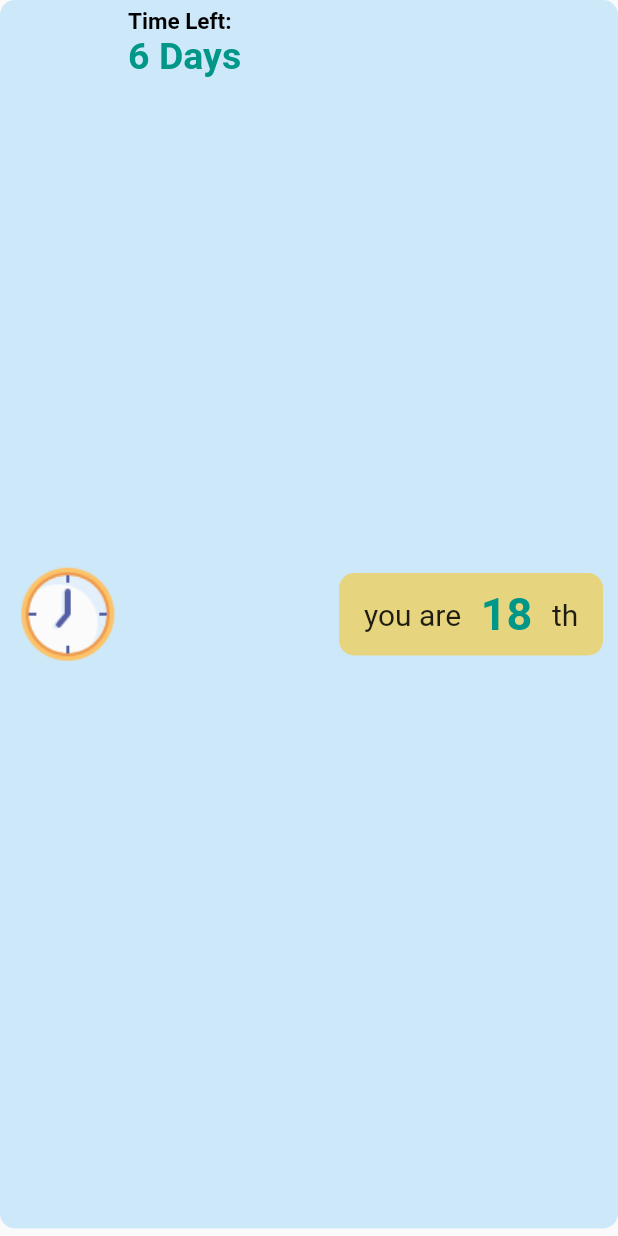
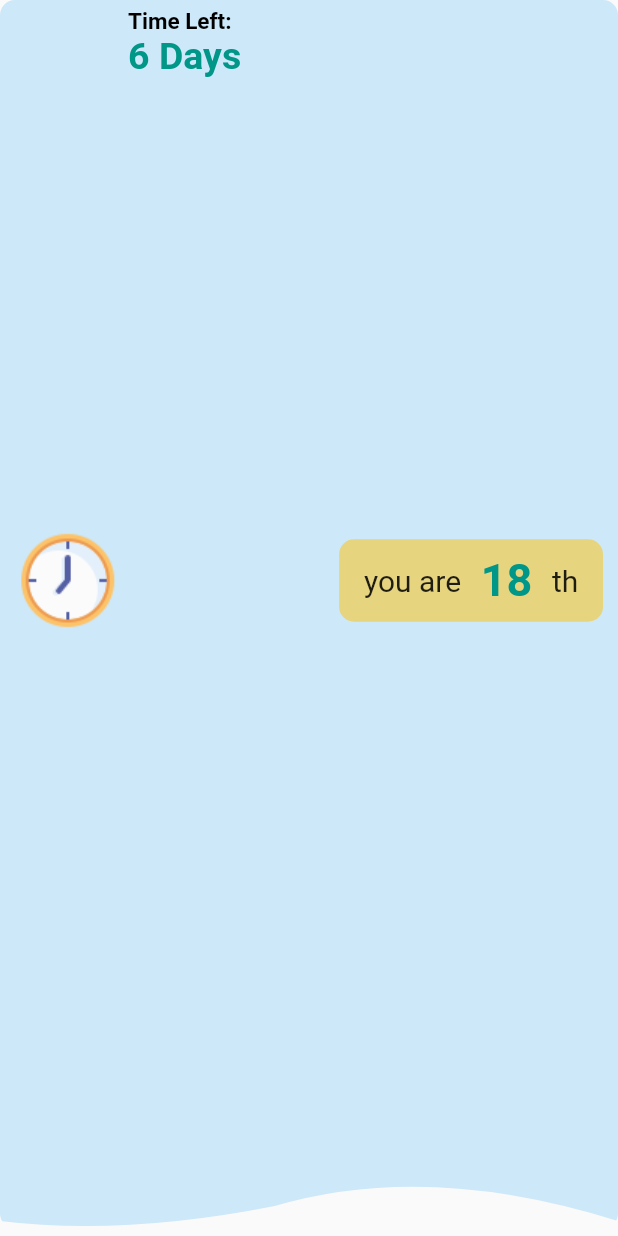
Before and after one commit to RabbitoGame/rabbito, a Flutter app: the RankWatch widget shown alone on an empty page, opened directly, on a phone screen of 412 x 824 dp. Run offline on Flutter 3.47's test engine with Material 2 defaults, Android fonts, the phone set to English and light mode, and no system bars; our stand-ins replace custom_navigation_bar, expandable, get, google_fonts, shared_preferences; missing offline and left inert: flutter_onboard; accounts and stored records are empty.

Commit message:
added nice border to ranking (path)

```diff
--- a/lib/view/init/init.dart
+++ b/lib/view/init/init.dart
@@ -54,6 +54,6 @@ class Init {
       }
     });
 
-    await Future.delayed(Duration(seconds: 3));
+    await Future.delayed(Duration(seconds: 0));
   }
 }
--- a/lib/view/navigation-pages/ranking/rank_watch.dart
+++ b/lib/view/navigation-pages/ranking/rank_watch.dart
@@ -5,9 +5,11 @@ class RankWatch extends StatelessWidget {
 
   @override
   Widget build(BuildContext context) {
-    return Container(
+    return ClipPath(
+      clipper: MyCustomClipper(),
+      child: Container(
         margin: EdgeInsets.only(bottom: 5),
-      padding: EdgeInsets.symmetric(vertical: 5, horizontal: 10),
+        padding: EdgeInsets.fromLTRB(10,5,10,50),
         decoration: BoxDecoration(
           color: const Color(0xff17A0F2).withOpacity(0.2),
           borderRadius: BorderRadius.circular(10),
@@ -88,6 +90,29 @@ class RankWatch extends StatelessWidget {
             )
           ],
         ),
+      ),
     );
   }
 }
+
+class MyCustomClipper extends CustomClipper<Path> {
+  @override
+  Path getClip(Size size) {
+    Path path = Path();
+    path.lineTo(0, size.height-10);
+    var firstStart = Offset(size.width/5,size.height);
+    var firstEnd = Offset(size.width/2.25,size.height-20);
+    path.quadraticBezierTo(firstStart.dx, firstStart.dy, firstEnd.dx, firstEnd.dy);
+    var secondStart = Offset(size.width - size.width/3.25,size.height-50);
+
+    var secondEnd = Offset(size.width,size.height-10);
+    path.quadraticBezierTo(secondStart.dx,secondStart.dy,secondEnd.dx,secondEnd.dy);
+    path.lineTo(size.width, 0);
+    return path;
+  }
+
+  @override
+  bool shouldReclip(covariant CustomClipper<Path> oldClipper) {
+    return false;
+  }
+}
```
Also changed, not shown: lib/view/navigation-pages/ranking/rank_item.dart (+37 -0 lines), lib/view/navigation-pages/ranking/ranking.dart (+17 -11 lines). Lines whose indentation alone changed are shown as unchanged.
